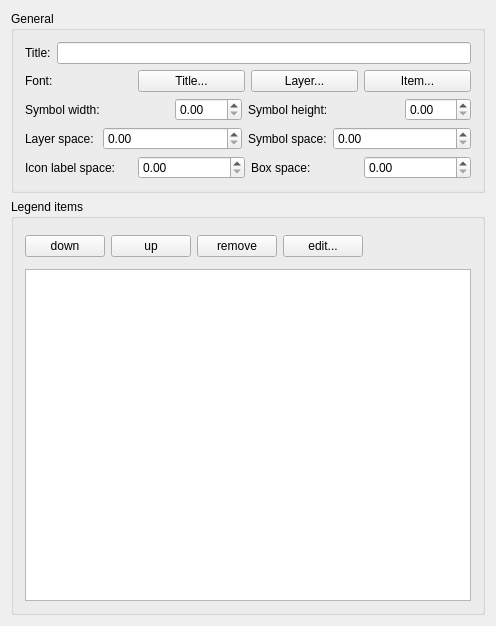
The window that src/ui/qgscomposerlegendwidgetbase.ui (kadas-albireo/kadas-albireo) describes before a commit, drawn with Qt 5.
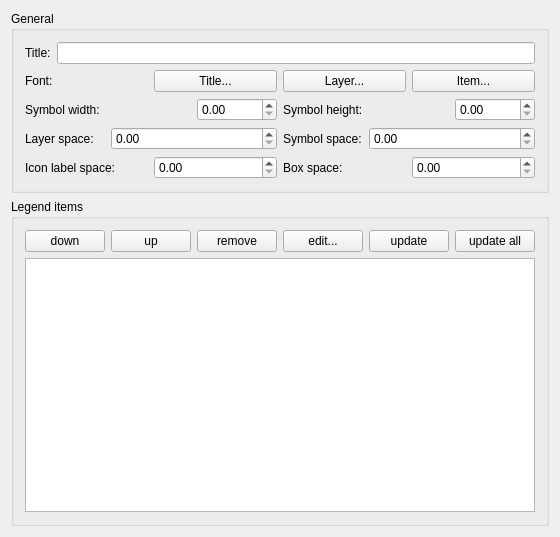
The same window after the commit.

Diff of the .ui file:
```diff
--- a/src/ui/qgscomposerlegendwidgetbase.ui
+++ b/src/ui/qgscomposerlegendwidgetbase.ui
@@ -5,8 +5,8 @@
    <rect>
     <x>0</x>
     <y>0</y>
-    <width>496</width>
-    <height>626</height>
+    <width>560</width>
+    <height>537</height>
    </rect>
   </property>
   <property name="sizePolicy" >
@@ -183,19 +183,20 @@
        </widget>
       </item>
       <item row="0" column="4" >
-       <spacer>
-        <property name="orientation" >
-         <enum>Qt::Horizontal</enum>
+       <widget class="QPushButton" name="mUpdatePushButton" >
+        <property name="text" >
+         <string>update</string>
         </property>
-        <property name="sizeHint" >
-         <size>
-          <width>121</width>
-          <height>33</height>
-         </size>
+       </widget>
+      </item>
+      <item row="0" column="5" >
+       <widget class="QPushButton" name="mUpdateAllPushButton" >
+        <property name="text" >
+         <string>update all</string>
         </property>
-       </spacer>
+       </widget>
       </item>
-      <item row="1" column="0" colspan="5" >
+      <item row="1" column="0" colspan="6" >
        <widget class="QTreeView" name="mItemTreeView" >
         <property name="headerHidden" stdset="0" >
          <bool>true</bool>
```
